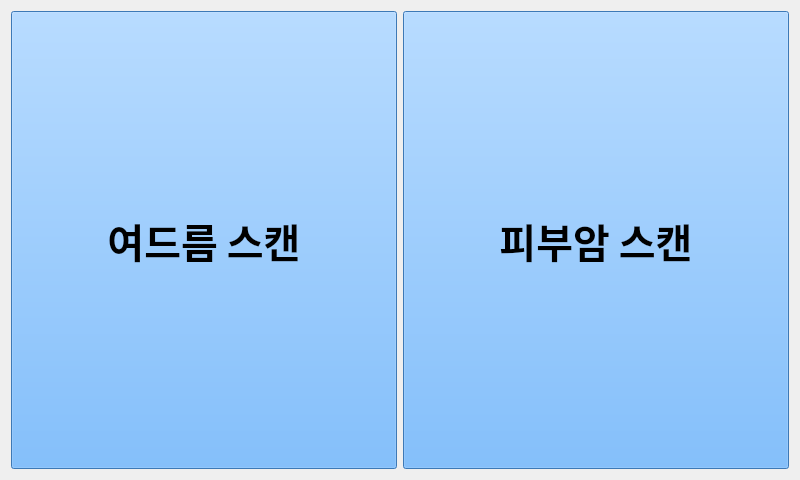
This is resources/ui/select.ui in minmin5/pyqt as Qt 5 draws it before an edit. The edited form follows.
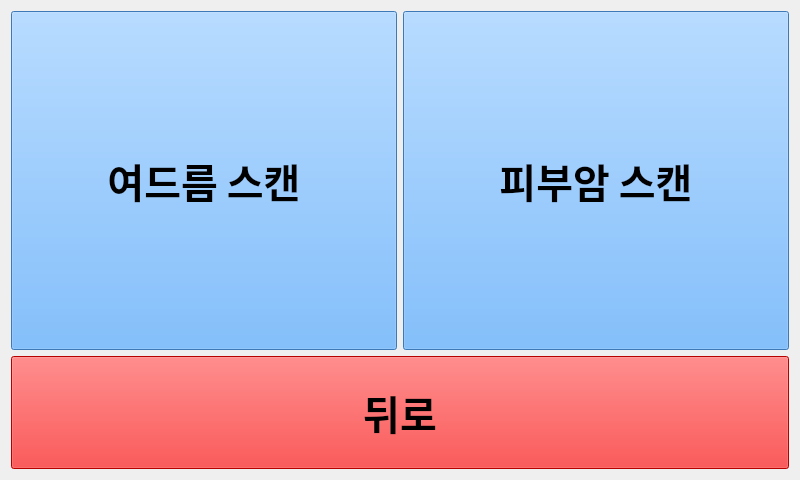
This is the edited form.

Patch:
```diff
--- a/resources/ui/select.ui
+++ b/resources/ui/select.ui
@@ -36,11 +36,11 @@
   <property name="styleSheet">
    <string notr="true"/>
   </property>
-  <layout class="QGridLayout" name="gridLayout">
+  <layout class="QGridLayout" name="gridLayout" rowstretch="0,3,1">
    <item row="1" column="2">
     <widget class="QPushButton" name="cancer_scan_btn">
      <property name="sizePolicy">
-      <sizepolicy hsizetype="Preferred" vsizetype="Expanding">
+      <sizepolicy hsizetype="Preferred" vsizetype="MinimumExpanding">
        <horstretch>0</horstretch>
        <verstretch>0</verstretch>
       </sizepolicy>
@@ -65,7 +65,7 @@
    <item row="1" column="1">
     <widget class="QPushButton" name="acne_scan_btn">
      <property name="sizePolicy">
-      <sizepolicy hsizetype="Preferred" vsizetype="Expanding">
+      <sizepolicy hsizetype="Preferred" vsizetype="MinimumExpanding">
        <horstretch>0</horstretch>
        <verstretch>0</verstretch>
       </sizepolicy>
@@ -93,6 +93,30 @@
      </property>
     </widget>
    </item>
+   <item row="2" column="1" colspan="2">
+    <widget class="QPushButton" name="pushButton">
+     <property name="sizePolicy">
+      <sizepolicy hsizetype="Preferred" vsizetype="MinimumExpanding">
+       <horstretch>0</horstretch>
+       <verstretch>0</verstretch>
+      </sizepolicy>
+     </property>
+     <property name="font">
+      <font>
+       <family>맑은 고딕</family>
+       <pointsize>30</pointsize>
+       <weight>75</weight>
+       <bold>true</bold>
+      </font>
+     </property>
+     <property name="styleSheet">
+      <string notr="true">background-color: rgb(255, 0, 0);</string>
+     </property>
+     <property name="text">
+      <string>뒤로</string>
+     </property>
+    </widget>
+   </item>
   </layout>
  </widget>
  <resources/>
```
